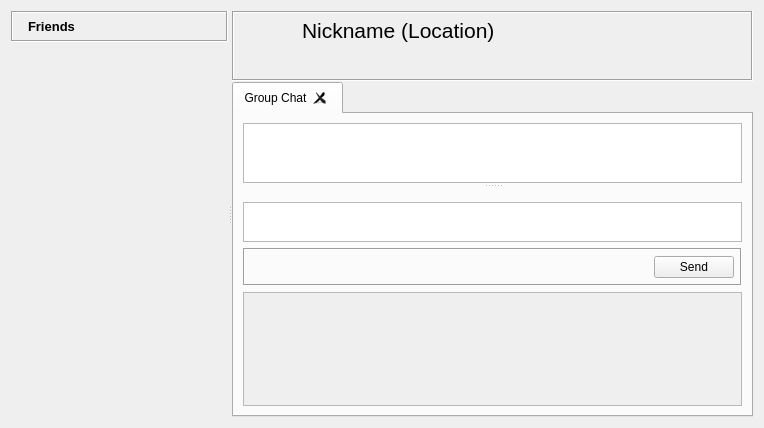
RetroShare/RetroShare, file retroshare-gui/src/gui/FriendsDialog.ui: the form before one commit.
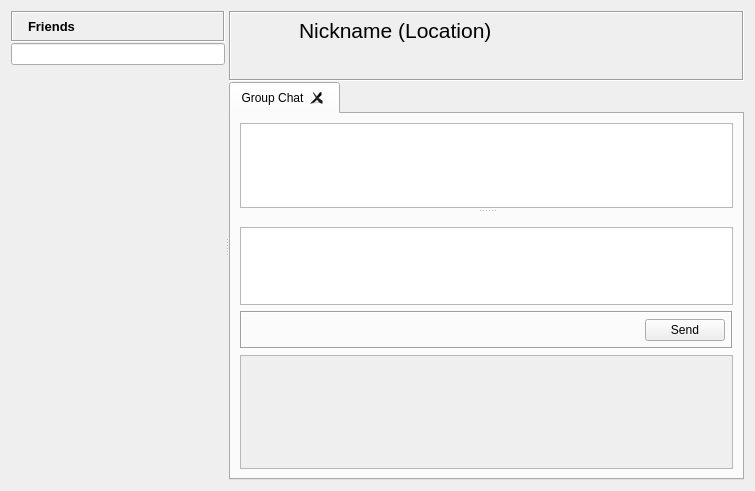
The form after the commit. Icons and pictures are not drawn. Custom widgets are drawn as their Qt base class.

Commit message: Added Search Filter for the FriendsList

Patch:
```diff
--- a/retroshare-gui/src/gui/FriendsDialog.ui
+++ b/retroshare-gui/src/gui/FriendsDialog.ui
@@ -6,8 +6,8 @@
    <rect>
     <x>0</x>
     <y>0</y>
-    <width>764</width>
-    <height>428</height>
+    <width>755</width>
+    <height>491</height>
    </rect>
   </property>
   <layout class="QGridLayout" name="gridLayout_6">
@@ -17,14 +17,11 @@
       <enum>Qt::Horizontal</enum>
      </property>
      <widget class="QWidget" name="layoutWidget">
-      <layout class="QGridLayout" name="friendListLayout">
-       <property name="horizontalSpacing">
-        <number>6</number>
+      <layout class="QVBoxLayout" name="friendListLayout">
+       <property name="spacing">
+        <number>1</number>
        </property>
-       <property name="verticalSpacing">
-        <number>0</number>
-       </property>
-       <item row="0" column="0">
+       <item>
         <widget class="QFrame" name="titleBarFrame">
          <property name="frameShape">
           <enum>QFrame::Box</enum>
@@ -137,7 +134,10 @@
          </layout>
         </widget>
        </item>
-       <item row="3" column="0">
+       <item>
+        <widget class="LineEditClear" name="filter_lineEdit"/>
+       </item>
+       <item>
         <widget class="FriendList" name="friendList" native="true">
          <property name="sizePolicy">
           <sizepolicy hsizetype="MinimumExpanding" vsizetype="Expanding">
@@ -151,6 +151,12 @@
            <height>0</height>
           </size>
          </property>
+         <property name="maximumSize">
+          <size>
+           <width>16777215</width>
+           <height>16777215</height>
+          </size>
+         </property>
         </widget>
        </item>
       </layout>
@@ -903,6 +909,11 @@
    <header location="global">gui/chat/ChatTabWidget.h</header>
    <container>1</container>
   </customwidget>
+  <customwidget>
+   <class>LineEditClear</class>
+   <extends>QLineEdit</extends>
+   <header location="global">gui/common/LineEditClear.h</header>
+  </customwidget>
  </customwidgets>
  <resources>
   <include location="images.qrc"/>
```
Left out of the diff: 2 changed lines with no effect on the pictures. The commit also changes 1 other file.
